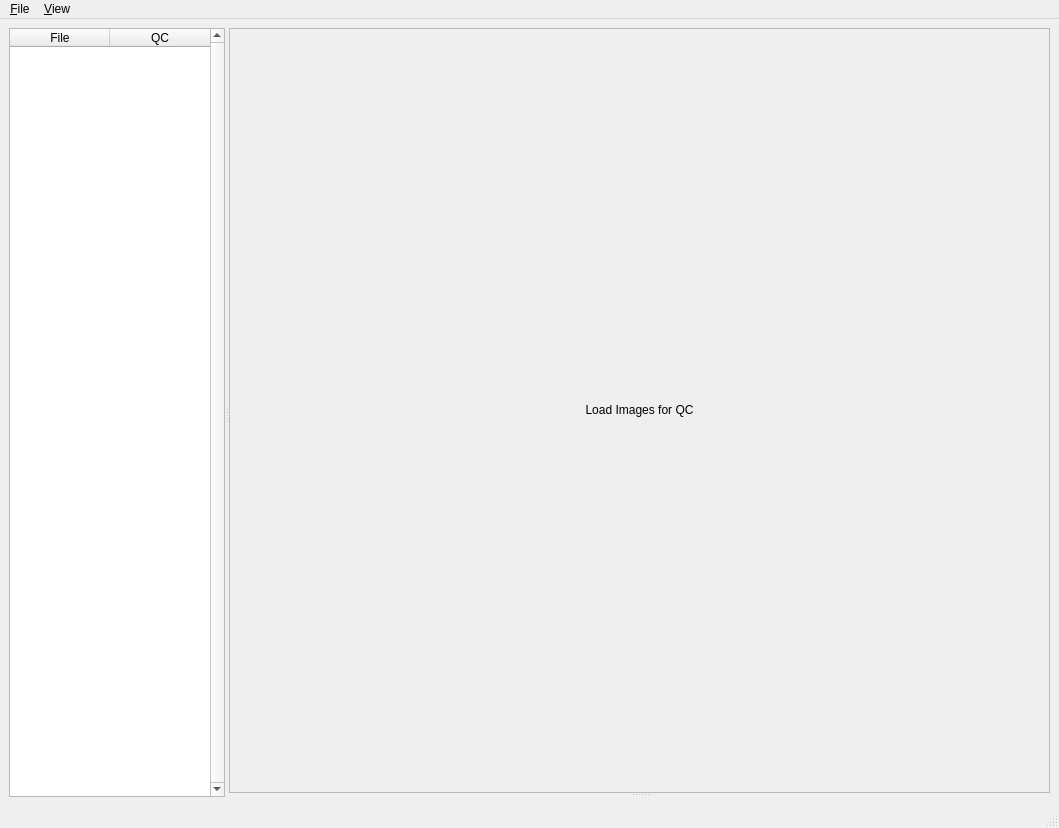
CoBrALab/PyQC, file window1.ui: the form before one commit.
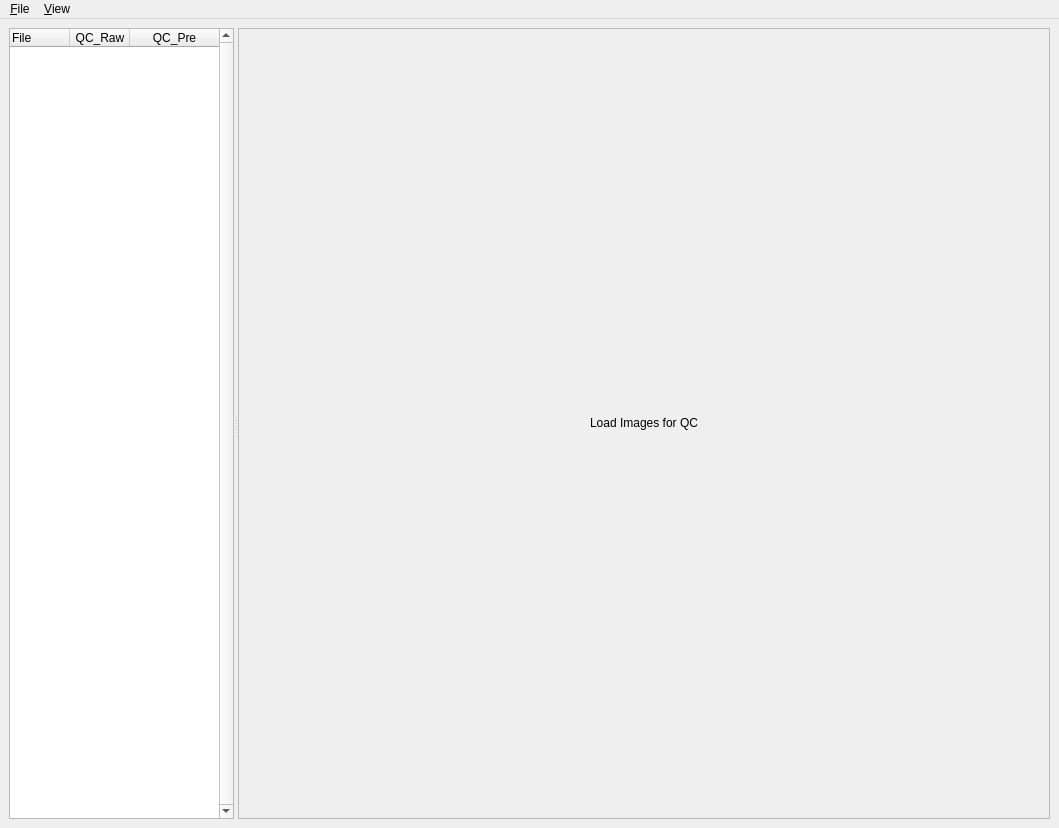
The form after the commit.

Commit message: two-column QC and size adjustments

The edit to the form file:
```diff
--- a/window1.ui
+++ b/window1.ui
@@ -40,6 +40,12 @@
          <verstretch>0</verstretch>
         </sizepolicy>
        </property>
+       <property name="minimumSize">
+        <size>
+         <width>225</width>
+         <height>0</height>
+        </size>
+       </property>
        <property name="maximumSize">
         <size>
          <width>16777215</width>
@@ -64,10 +70,19 @@
        <property name="sizeAdjustPolicy">
         <enum>QAbstractScrollArea::AdjustToContents</enum>
        </property>
+       <attribute name="horizontalHeaderCascadingSectionResizes">
+        <bool>true</bool>
+       </attribute>
        <attribute name="horizontalHeaderMinimumSectionSize">
         <number>5</number>
        </attribute>
+       <attribute name="horizontalHeaderDefaultSectionSize">
+        <number>60</number>
+       </attribute>
        <attribute name="horizontalHeaderStretchLastSection">
+        <bool>true</bool>
+       </attribute>
+       <attribute name="verticalHeaderVisible">
         <bool>false</bool>
        </attribute>
        <attribute name="verticalHeaderMinimumSectionSize">
@@ -81,12 +96,20 @@
          <string>File</string>
         </property>
         <property name="textAlignment">
+         <set>AlignLeading|AlignVCenter</set>
+        </property>
+       </column>
+       <column>
+        <property name="text">
+         <string>QC_Raw</string>
+        </property>
+        <property name="textAlignment">
          <set>AlignCenter</set>
         </property>
        </column>
        <column>
         <property name="text">
-         <string>QC</string>
+         <string>QC_Pre</string>
         </property>
         <property name="textAlignment">
          <set>AlignCenter</set>
@@ -121,8 +144,8 @@
           <rect>
            <x>0</x>
            <y>0</y>
-           <width>779</width>
-           <height>762</height>
+           <width>810</width>
+           <height>788</height>
           </rect>
          </property>
          <property name="sizePolicy">
@@ -154,11 +177,6 @@
          </layout>
         </widget>
        </widget>
-       <widget class="QSplitter" name="splitter">
-        <property name="orientation">
-         <enum>Qt::Horizontal</enum>
-        </property>
-       </widget>
       </widget>
      </widget>
     </item>
@@ -190,7 +208,6 @@
    <addaction name="menu_File"/>
    <addaction name="menu_View"/>
   </widget>
-  <widget class="QStatusBar" name="statusbar"/>
   <action name="action_Save">
    <property name="text">
     <string>&amp;Save</string>
```
The commit also changes 2 other files.
